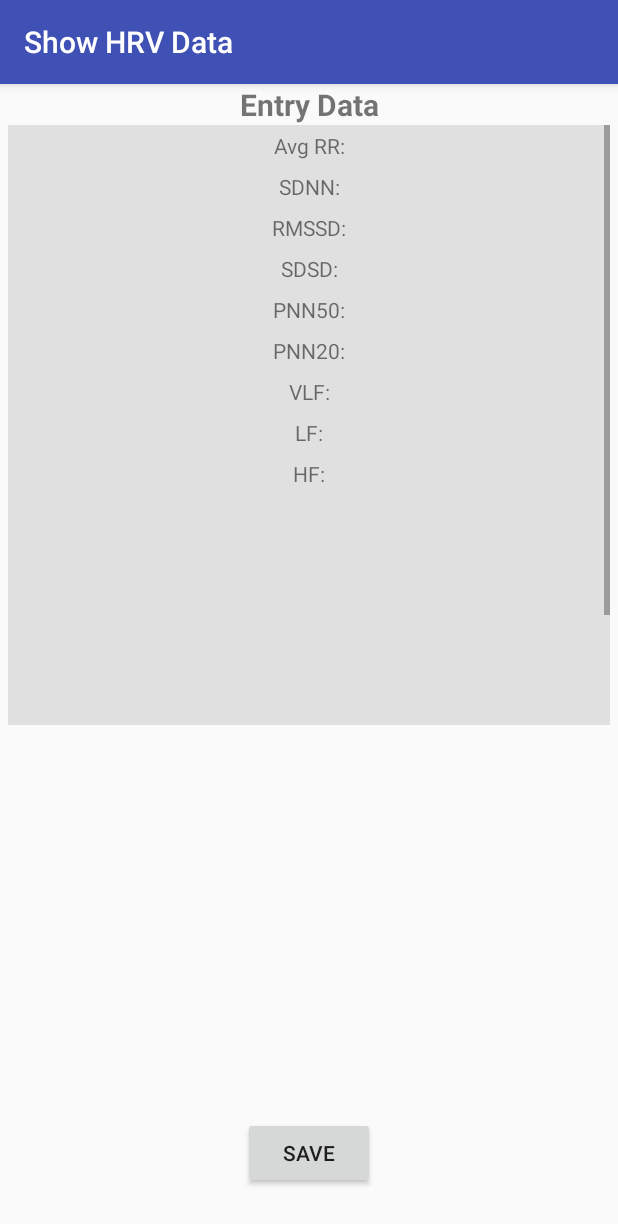
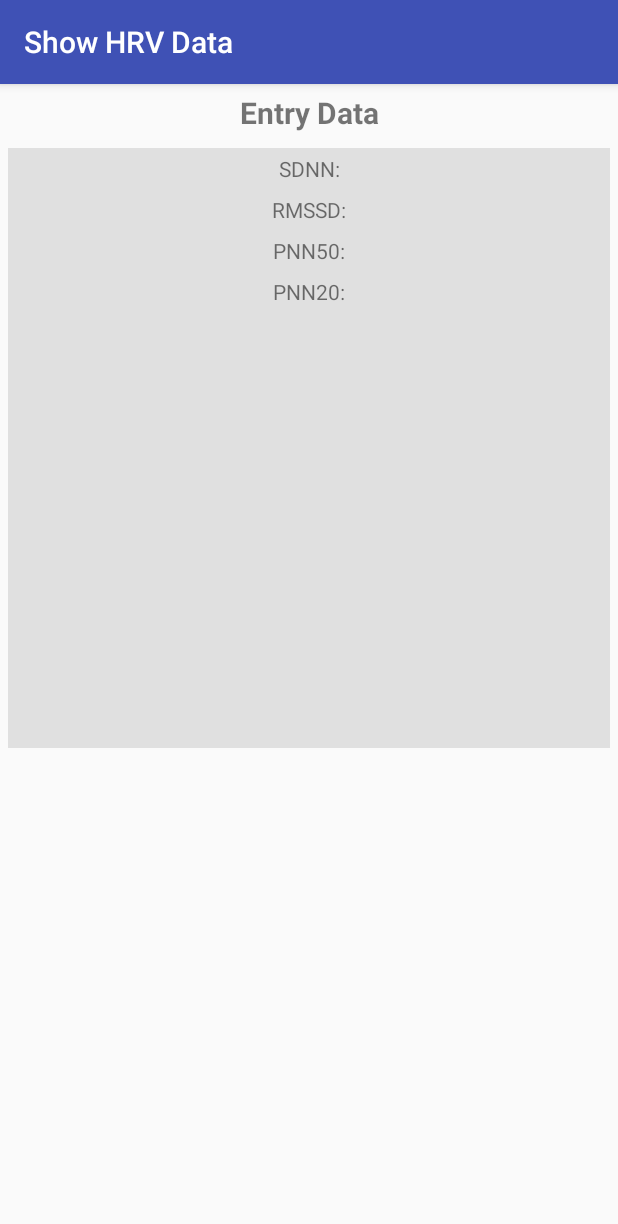
Before and after one commit to DennisWandschura/hrv_tool, an Android app: the ShowHrvActivity screen opened directly, with no data from a screen before it, on a phone screen of 412 x 824 dp. Shown: the top 1224 px of the screen. Run offline under Robolectric (Android 15) with nearby library versions, the phone set to English and light mode, and no system bars; 8 statements that could not run were skipped.

Commit message:
removed unnessecary stuff when viewing hrv entry displaying date and time of hrv entry instead of generic "entry data"

```diff
--- a/app/src/main/java/denwan/hrvtool/ShowHrvActivity.java
+++ b/app/src/main/java/denwan/hrvtool/ShowHrvActivity.java
@@ -55,28 +55,13 @@ public class ShowHrvActivity extends AppCompatActivity {
             finish();
         }
 
-        setTextViewText(R.id.textViewAvgRR, "Avg RR: %.2f ms", Native.getAvgRR(m_index) * 1000.f);
         setTextViewText(R.id.textViewSDNN, "SDNN: %.2f ms", Native.getSDNN(m_index) * 1000.f);
         setTextViewText(R.id.textViewRMSSD, "RMSSD: %.3f ms", Native.getRMSSD(m_index) * 1000.f);
-        setTextViewText(R.id.textViewSDSD, "SDSD: %.3f ms", Native.getSDSD(m_index) * 1000.f);
         setTextViewText(R.id.textViewPNN50,"PNN50: %.2f", Native.getPNN50(m_index) * 100.f);
         setTextViewText(R.id.textViewPNN20, "PNN20: %.2f", Native.getPNN20(m_index) * 100.f);
-        setTextViewText(R.id.textViewVLF, "VLF: %.2f", Native.getVLF(m_index));
-        setTextViewText(R.id.textViewLF, "LF: %.2f", Native.getLF(m_index));
-        setTextViewText(R.id.textViewHF, "HF: %.2f", Native.getHF(m_index));
 
-        Button buttonClose = (Button)findViewById(R.id.buttonCloseHrvView);
-        buttonClose.setOnClickListener(new View.OnClickListener() {
-            @Override
-            public void onClick(View v) {
-                runOnUiThread(new Runnable() {
-                    @Override
-                    public void run() {
-                        finish();
-                    }
-                });
-            }
-        });
+        DateTime dateTime = Native.getDateTime(m_index);
+        setTextViewText(R.id.textViewHRVEntry, String.format(Locale.getDefault(), "%d.%d.%d %d:%d", dateTime.day, dateTime.month, dateTime.year, dateTime.hour, dateTime.minute));
 
         CustomSlider sliderMental = (CustomSlider)findViewById(R.id.customSliderMental);
         CustomSlider sliderPhysical = (CustomSlider)findViewById(R.id.customSliderPhysical);
--- a/app/src/main/res/layout/content_show_hrv.xml
+++ b/app/src/main/res/layout/content_show_hrv.xml
@@ -9,20 +9,22 @@
     tools:showIn="@layout/activity_show_hrv">
 
     <TextView
-            android:id="@+id/textView7"
+        android:id="@+id/textViewHRVEntry"
         android:layout_width="match_parent"
         android:layout_height="wrap_content"
+        android:layout_alignParentStart="true"
+        android:layout_alignParentTop="true"
+        android:paddingBottom="10dp"
+        android:paddingTop="5dp"
         android:text="Entry Data"
         android:textAlignment="center"
         android:textSize="20sp"
-            android:textStyle="bold"
-            android:layout_alignParentTop="true"
-            android:layout_alignParentStart="true" />
+        android:textStyle="bold" />
 
     <ScrollView
         android:layout_width="match_parent"
         android:layout_height="400dp"
-        android:layout_below="@+id/textView7"
+        android:layout_below="@+id/textViewHRVEntry"
         android:layout_marginEnd="5dp"
         android:layout_marginStart="5dp"
         android:background="#dddddddd">
@@ -32,17 +34,6 @@
             android:layout_width="match_parent"
             android:layout_height="wrap_content"
             android:orientation="vertical">
-
-            <TextView
-                android:id="@+id/textViewAvgRR"
-                android:layout_width="match_parent"
-                android:layout_height="wrap_content"
-                android:layout_weight="1"
-                android:lineSpacingExtra="0sp"
-                android:paddingBottom="4dp"
-                android:paddingTop="4dp"
-                android:text="Avg RR:"
-                android:textAlignment="center" />
 
             <TextView
                 android:id="@+id/textViewSDNN"
@@ -66,16 +57,6 @@
                 android:textAlignment="center" />
 
             <TextView
-                android:id="@+id/textViewSDSD"
-                android:layout_width="match_parent"
-                android:layout_height="wrap_content"
-                android:layout_weight="1"
-                android:paddingBottom="4dp"
-                android:paddingTop="4dp"
-                android:text="SDSD:"
-                android:textAlignment="center" />
-
-            <TextView
                 android:id="@+id/textViewPNN50"
                 android:layout_width="match_parent"
                 android:layout_height="wrap_content"
@@ -93,36 +74,6 @@
                 android:paddingBottom="4dp"
                 android:paddingTop="4dp"
                 android:text="PNN20:"
-                android:textAlignment="center" />
-
-            <TextView
-                android:id="@+id/textViewVLF"
-                android:layout_width="match_parent"
-                android:layout_height="wrap_content"
-                android:lineSpacingExtra="0sp"
-                android:paddingBottom="4dp"
-                android:paddingTop="4dp"
-                android:text="VLF:"
-                android:textAlignment="center" />
-
-            <TextView
-                android:id="@+id/textViewLF"
-                android:layout_width="match_parent"
-                android:layout_height="wrap_content"
-                android:lineSpacingExtra="0sp"
-                android:paddingBottom="4dp"
-                android:paddingTop="4dp"
-                android:text="LF:"
-                android:textAlignment="center" />
-
-            <TextView
-                android:id="@+id/textViewHF"
-                android:layout_width="match_parent"
-                android:layout_height="wrap_content"
-                android:lineSpacingExtra="0sp"
-                android:paddingBottom="4dp"
-                android:paddingTop="4dp"
-                android:text="HF:"
                 android:textAlignment="center" />
 
             <denwan.hrvtool.CustomSlider
@@ -158,15 +109,4 @@
         </LinearLayout>
     </ScrollView>
 
-    <Button
-            android:id="@+id/buttonCloseHrvView"
-            android:layout_width="wrap_content"
-            android:layout_height="wrap_content"
-            android:text="Save"
-            tools:layout_editor_absoluteX="136dp"
-            tools:layout_editor_absoluteY="147dp"
-            android:layout_alignParentBottom="true"
-            android:layout_centerHorizontal="true"
-            android:layout_marginBottom="31dp" />
-
 </RelativeLayout>
```
Lines whose indentation alone changed are shown as unchanged.
